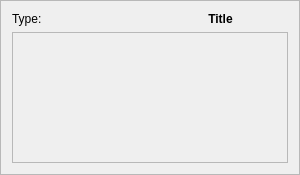
iceanimations/customui, file ui/scroller.ui: the form before one commit.
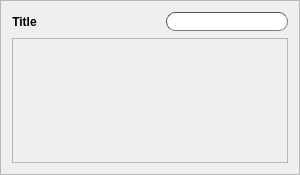
The form after the commit.

Commit message: type label removed completely

```diff
--- a/ui/scroller.ui
+++ b/ui/scroller.ui
@@ -34,13 +34,6 @@
   <layout class="QVBoxLayout" name="verticalLayout">
    <item>
     <layout class="QHBoxLayout" name="horizontalLayout">
-     <item>
-      <widget class="QLabel" name="typeLabel">
-       <property name="text">
-        <string>Type: </string>
-       </property>
-      </widget>
-     </item>
      <item>
       <widget class="QLabel" name="titleLabel">
        <property name="font">
@@ -57,6 +50,31 @@
        </property>
       </widget>
      </item>
+     <item>
+      <spacer name="horizontalSpacer">
+       <property name="orientation">
+        <enum>Qt::Horizontal</enum>
+       </property>
+       <property name="sizeHint" stdset="0">
+        <size>
+         <width>40</width>
+         <height>20</height>
+        </size>
+       </property>
+      </spacer>
+     </item>
+     <item>
+      <widget class="QLineEdit" name="lineEdit">
+       <property name="styleSheet">
+        <string notr="true">border-width: 1px; 
+border-style: inset; 
+border-color: #535353; 
+border-radius: 9px;
+padding-left: 5px;
+padding-bottom: 1px;</string>
+       </property>
+      </widget>
+     </item>
     </layout>
    </item>
    <item>
@@ -82,7 +100,7 @@
         <x>0</x>
         <y>0</y>
         <width>278</width>
-        <height>132</height>
+        <height>125</height>
        </rect>
       </property>
       <property name="sizePolicy">
```
The commit also changes 1 other file.
